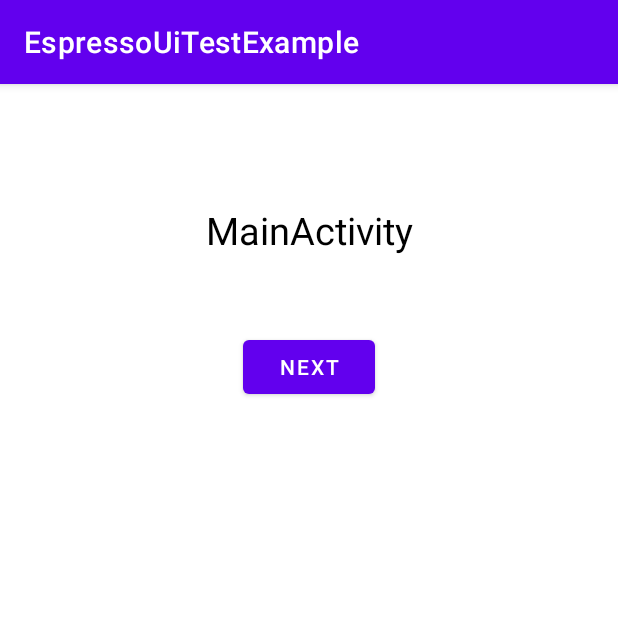
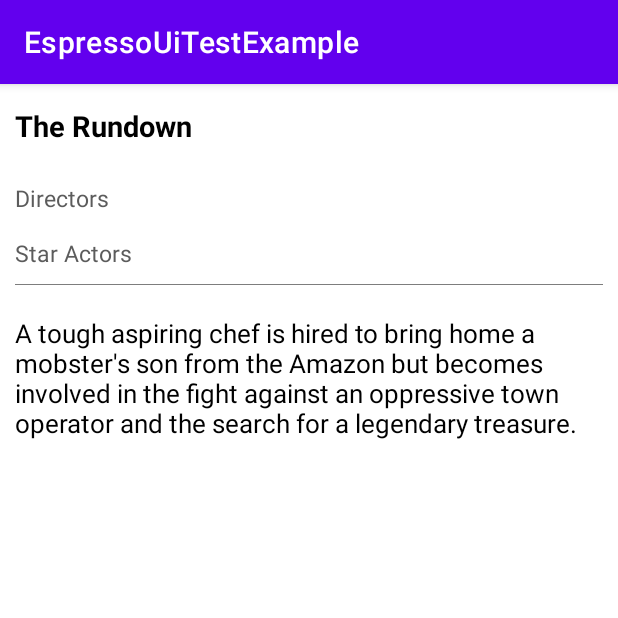
Before and after one commit to eoqkrskfk94/EspressoUiTestExample, an Android app: the screen it shows after launch (MainActivity before the commit, MovieActivity after it), on a phone screen of 412 x 824 dp, the top half of it. Run offline under Robolectric (Android 15) with nearby library versions, the phone set to English and light mode, and no system bars; pictures from the network do not load.

Commit message:
[Add] fragment test setting

```diff
--- a/app/build.gradle
+++ b/app/build.gradle
@@ -47,4 +47,9 @@ dependencies {
     androidTestImplementation('androidx.test.espresso:espresso-core:3.4.0')
     androidTestImplementation('androidx.test:runner:1.4.0')
     androidTestImplementation('androidx.test:rules:1.4.0')
+
+    //glide
+    def glide_version = "4.9.0"
+    implementation "com.github.bumptech.glide:glide:$glide_version"
+    annotationProcessor "com.github.bumptech.glide:compiler:$glide_version"
 }
--- a/app/src/main/AndroidManifest.xml
+++ b/app/src/main/AndroidManifest.xml
@@ -15,6 +15,10 @@
         <activity
             android:name=".MainActivity"
             android:exported="true">
+        </activity>
+        <activity
+            android:name=".ui.movie.MovieActivity"
+            android:exported="true" >
             <intent-filter>
                 <action android:name="android.intent.action.MAIN" />
 
--- /dev/null
+++ b/app/src/main/java/com/mj/espressouitestexample/ui/data/DummyMovies.kt
@@ -0,0 +1,26 @@
+package com.mj.espressouitestexample.ui.data
+
+object DummyMovies {
+
+    val INFINITY_WAR = Movie(
+        0,
+        "Avengers: Infinity War",
+        "https://nyc3.digitaloceanspaces.com/open-api-spaces/open-api-static/blog/1/Infinity_War-infinity_war.png",
+        "The Avengers and their allies must be willing to sacrifice all in an attempt to " +
+                "defeat the powerful Thanos before his blitz of devastation and ruin puts an end to " +
+                "the universe.",
+        arrayListOf("Anthony Russo", "Joe Russo"),
+        arrayListOf("Robert Downey Jr.", "Chris Hemsworth", "Mark Ruffalo", "+ more...")
+    )
+
+    val THE_RUNDOWN = Movie(
+        1,
+        "The Rundown",
+        "https://nyc3.digitaloceanspaces.com/open-api-spaces/open-api-static/blog/1/The_Rundown-the_rundown.png",
+        "A tough aspiring chef is hired to bring home a mobster's son from the Amazon but " +
+                "becomes involved in the fight against an oppressive town operator and the search " +
+                "for a legendary treasure.",
+        arrayListOf("R.J. Stewart", "James Vanderbilt"),
+        arrayListOf("Dwayne Johnson", "Seann William Scott", "Rosario Dawson", "Christopher Walken")
+    )
+}
--- /dev/null
+++ b/app/src/main/java/com/mj/espressouitestexample/ui/data/Movie.kt
@@ -0,0 +1,10 @@
+package com.mj.espressouitestexample.ui.data
+
+data class Movie (
+    val id: Int,
+    val title: String,
+    val image: String,
+    val description: String,
+    val directors: ArrayList<String>?,
+    val star_actors: ArrayList<String>?
+)
--- /dev/null
+++ b/app/src/main/java/com/mj/espressouitestexample/ui/data/source/MoviesDataSource.kt
@@ -0,0 +1,8 @@
+package com.mj.espressouitestexample.ui.data.source
+
+import com.mj.espressouitestexample.ui.data.Movie
+
+interface MoviesDataSource {
+
+    fun getMovie(movieId: Int): Movie?
+}
--- /dev/null
+++ b/app/src/main/java/com/mj/espressouitestexample/ui/data/source/MoviesRemoteDataSource.kt
@@ -0,0 +1,25 @@
+package com.mj.espressouitestexample.ui.data.source
+
+import com.mj.espressouitestexample.ui.data.DummyMovies.INFINITY_WAR
+import com.mj.espressouitestexample.ui.data.DummyMovies.THE_RUNDOWN
+import com.mj.espressouitestexample.ui.data.Movie
+
+object MoviesRemoteDataSource: MoviesDataSource {
+
+    private var MOVIES_REMOTE_DATA = LinkedHashMap<Int, Movie>(2)
+
+    init {
+        addMovie(INFINITY_WAR)
+        addMovie(THE_RUNDOWN)
+    }
+
+    override fun getMovie(movieId: Int): Movie? {
+        return MOVIES_REMOTE_DATA[movieId]
+    }
+
+    private fun addMovie(movie: Movie){
+        MOVIES_REMOTE_DATA.put(movie.id, movie)
+    }
+
+
+}
--- /dev/null
+++ b/app/src/main/java/com/mj/espressouitestexample/ui/factory/MovieFragmentFactory.kt
@@ -0,0 +1,35 @@
+package com.mj.espressouitestexample.ui.factory
+
+
+import androidx.fragment.app.FragmentFactory
+import com.mj.espressouitestexample.ui.movie.MovieDetailFragment
+import com.mj.espressouitestexample.ui.movie.DirectorsFragment
+import com.mj.espressouitestexample.ui.movie.StarActorsFragment
+
+class MovieFragmentFactory : FragmentFactory(){
+
+    private val TAG: String = "AppDebug"
+
+    override fun instantiate(classLoader: ClassLoader, className: String) =
+
+        when(className){
+
+            MovieDetailFragment::class.java.name -> {
+                MovieDetailFragment()
+            }
+
+            DirectorsFragment::class.java.name -> {
+                DirectorsFragment()
+            }
+
+            StarActorsFragment::class.java.name -> {
+                StarActorsFragment()
+            }
+
+            else -> {
+                super.instantiate(classLoader, className)
+            }
+        }
+
+
+}
--- /dev/null
+++ b/app/src/main/java/com/mj/espressouitestexample/ui/movie/MovieActivity.kt
@@ -0,0 +1,29 @@
+package com.mj.espressouitestexample.ui.movie
+
+import android.os.Bundle
+import androidx.appcompat.app.AppCompatActivity
+import com.mj.espressouitestexample.R
+import com.mj.espressouitestexample.ui.factory.MovieFragmentFactory
+
+class MovieActivity : AppCompatActivity() {
+
+    override fun onCreate(savedInstanceState: Bundle?) {
+        supportFragmentManager.fragmentFactory = MovieFragmentFactory()
+        super.onCreate(savedInstanceState)
+        setContentView(R.layout.activity_movie)
+
+        init()
+    }
+
+    private fun init(){
+        if(supportFragmentManager.fragments.size == 0){
+            val movieId = 1
+            val bundle = Bundle()
+            bundle.putInt("movie_id", movieId)
+            supportFragmentManager.beginTransaction()
+                .replace(R.id.container, MovieDetailFragment::class.java, bundle)
+                .commit()
+        }
+    }
+
+}
--- /dev/null
+++ b/app/src/main/java/com/mj/espressouitestexample/ui/movie/MovieDetailFragment.kt
@@ -0,0 +1,80 @@
+package com.mj.espressouitestexample.ui.movie
+
+import android.os.Bundle
+import android.view.LayoutInflater
+import android.view.View
+import android.view.ViewGroup
+import android.widget.ImageView
+import android.widget.TextView
+import androidx.fragment.app.Fragment
+import com.bumptech.glide.Glide
+import com.mj.espressouitestexample.R
+import com.mj.espressouitestexample.databinding.FragmentMovieDetailBinding
+import com.mj.espressouitestexample.ui.data.Movie
+import com.mj.espressouitestexample.ui.data.source.MoviesRemoteDataSource
+
+class MovieDetailFragment : Fragment(){
+
+    private lateinit var movie: Movie
+
+    /**
+     * In production the MoviesRemoteDataSource would be either:
+     * 1) Be injected with a DI framework like dagger
+     * 2) Be passed as a constructor param to the Fragment (if using FragmentFactory)
+     * This is a simple use case so I'm just writing it here.
+     */
+    override fun onCreate(savedInstanceState: Bundle?) {
+        super.onCreate(savedInstanceState)
+        arguments?.let { args ->
+            args.getInt("movie_id").let{ movieId ->
+                MoviesRemoteDataSource.getMovie(movieId)?.let{ movieFromRemote ->
+                    movie = movieFromRemote
+                }
+            }
+        }
+    }
+
+
+    override fun onCreateView(
+        inflater: LayoutInflater, container: ViewGroup?,
+        savedInstanceState: Bundle?
+    ): View? {
+        return inflater.inflate(R.layout.fragment_movie_detail, container, false)
+    }
+
+    override fun onViewCreated(view: View, savedInstanceState: Bundle?) {
+        super.onViewCreated(view, savedInstanceState)
+
+        setMovieDetails(view)
+
+        view.findViewById<TextView>(R.id.movie_directiors).setOnClickListener {
+            val bundle = Bundle()
+            bundle.putStringArrayList("args_directors", movie.directors)
+            activity?.supportFragmentManager?.beginTransaction()
+                ?.replace(R.id.container, DirectorsFragment::class.java, bundle)
+                ?.addToBackStack("DirectorsFragment")
+                ?.commit()
+        }
+
+        view.findViewById<TextView>(R.id.movie_star_actors).setOnClickListener {
+            val bundle = Bundle()
+            bundle.putStringArrayList("args_actors", movie.star_actors)
+            activity?.supportFragmentManager?.beginTransaction()
+                ?.replace(R.id.container, StarActorsFragment::class.java, bundle)
+                ?.addToBackStack("StarActorsFragment")
+                ?.commit()
+        }
+    }
+
+    private fun setMovieDetails(view: View){
+        movie.let{ nonNullMovie ->
+            Glide.with(this)
+                .load(nonNullMovie.image)
+                .into(view.findViewById<ImageView>(R.id.movie_image))
+
+            view.findViewById<TextView>(R.id.movie_title).text = nonNullMovie.title
+            view.findViewById<TextView>(R.id.movie_description).text = nonNullMovie.description
+        }
+    }
+
+}
--- /dev/null
+++ b/app/src/main/res/layout/activity_movie.xml
@@ -0,0 +1,22 @@
+<?xml version="1.0" encoding="utf-8"?>
+<androidx.constraintlayout.widget.ConstraintLayout
+    xmlns:android="http://schemas.android.com/apk/res/android"
+    xmlns:app="http://schemas.android.com/apk/res-auto"
+    android:layout_width="match_parent"
+    android:layout_height="match_parent"
+    android:id="@+id/main">
+
+
+    <androidx.fragment.app.FragmentContainerView
+        android:layout_height="match_parent"
+        android:layout_width="match_parent"
+        app:layout_constraintTop_toTopOf="parent"
+        app:layout_constraintRight_toRightOf="parent"
+        app:layout_constraintLeft_toLeftOf="parent"
+        app:layout_constraintBottom_toBottomOf="parent"
+        android:id="@+id/container"
+        />
+
+
+
+</androidx.constraintlayout.widget.ConstraintLayout>
--- /dev/null
+++ b/app/src/main/res/layout/fragment_movie_detail.xml
@@ -0,0 +1,82 @@
+<?xml version="1.0" encoding="utf-8"?>
+<androidx.constraintlayout.widget.ConstraintLayout xmlns:android="http://schemas.android.com/apk/res/android"
+    xmlns:app="http://schemas.android.com/apk/res-auto"
+    android:layout_width="match_parent"
+    android:layout_height="match_parent"
+    android:background="#fff">
+
+    <TextView
+        android:id="@+id/movie_title"
+        android:layout_width="match_parent"
+        android:layout_height="55dp"
+        android:layout_marginStart="10dp"
+        android:gravity="center_vertical"
+        android:text="@string/text_movie_title"
+        android:textColor="#000"
+        android:textSize="19sp"
+        android:textStyle="bold"
+        app:layout_constraintBottom_toTopOf="@+id/movie_image"
+        app:layout_constraintLeft_toLeftOf="parent"
+        app:layout_constraintRight_toRightOf="parent"
+        app:layout_constraintTop_toTopOf="parent" />
+
+    <ImageView
+        android:id="@+id/movie_image"
+        android:layout_width="match_parent"
+        android:layout_height="wrap_content"
+        android:adjustViewBounds="true"
+        android:scaleType="fitXY"
+        app:layout_constraintBottom_toTopOf="@+id/container1"
+        app:layout_constraintLeft_toLeftOf="parent"
+        app:layout_constraintRight_toRightOf="parent"
+        app:layout_constraintTop_toBottomOf="@+id/movie_title" />
+
+    <LinearLayout
+        android:id="@+id/container1"
+        android:layout_width="match_parent"
+        android:layout_height="wrap_content"
+        android:orientation="vertical"
+        android:padding="10dp"
+        app:layout_constraintLeft_toLeftOf="parent"
+        app:layout_constraintRight_toRightOf="parent"
+        app:layout_constraintTop_toBottomOf="@id/movie_image">
+
+        <TextView
+            android:id="@+id/movie_directiors"
+            android:layout_width="match_parent"
+            android:layout_height="wrap_content"
+            android:text="@string/text_list_movie_directors"
+            android:textColor="@color/grey5"
+            android:textSize="15sp" />
+
+        <TextView
+            android:id="@+id/movie_star_actors"
+            android:layout_width="match_parent"
+            android:layout_height="wrap_content"
+            android:layout_marginTop="15dp"
+            android:text="@string/text_list_movie_star_actors"
+            android:textColor="@color/grey5"
+            android:textSize="15sp" />
+
+        <View
+            android:layout_width="match_parent"
+            android:layout_height="0.5dp"
+            android:layout_marginTop="10dp"
+            android:background="@color/grey4">
+
+        </View>
+
+        <TextView
+            android:id="@+id/movie_description"
+            android:layout_width="match_parent"
+            android:layout_height="wrap_content"
+            android:layout_marginTop="20dp"
+            android:text="@string/test_movie_description"
+            android:textColor="#000"
+            android:textSize="17sp" />
+
+
+    </LinearLayout>
+
+
+</androidx.constraintlayout.widget.ConstraintLayout>
--- a/app/src/main/res/values/colors.xml
+++ b/app/src/main/res/values/colors.xml
@@ -7,4 +7,15 @@
     <color name="teal_700">#FF018786</color>
     <color name="black">#FF000000</color>
     <color name="white">#FFFFFFFF</color>
+
+    <color name="red">#e22b2b</color>
+    <color name="red2">#fc8b8d</color>
+    <color name="grey1">#f2f2f2</color>
+    <color name="grey2">#c4c4c4</color>
+    <color name="grey3">#a8a8a8</color>
+    <color name="grey4">#7d7d7d</color>
+    <color name="grey5">#5c5c5c</color>
+
+    <color name="default_background_color">#EEEEEE</color>
+
 </resources>
--- a/app/src/main/res/values/strings.xml
+++ b/app/src/main/res/values/strings.xml
@@ -8,4 +8,11 @@
     <string name="text_mainactivity">MainActivity</string>
     <string name="text_back">Back</string>
     <string name="text_secondaryactivity">SecondaryActivity</string>
+    <string name="text_oops">Oops!</string>
+    <string name="text_movie_title">Movie Title</string>
+    <string name="test_movie_description">This is a description of the movie.</string>
+    <string name="text_list_movie_directors">Directors</string>
+    <string name="text_list_movie_star_actors">Star Actors</string>
+    <string name="text_directors">Directors:</string>
+    <string name="text_star_actors">Star Actors:</string>
 </resources>
```
Also changed, not shown: app/src/main/java/com/mj/espressouitestexample/ui/movie/DirectorsFragment.kt (added, +51 -0 lines), app/src/main/java/com/mj/espressouitestexample/ui/movie/StarActorsFragment.kt (added, +49 -0 lines), app/src/main/res/layout/fragment_directors.xml (added, +50 -0 lines), app/src/main/res/layout/fragment_star_actors.xml (added, +50 -0 lines), 3 other files.
